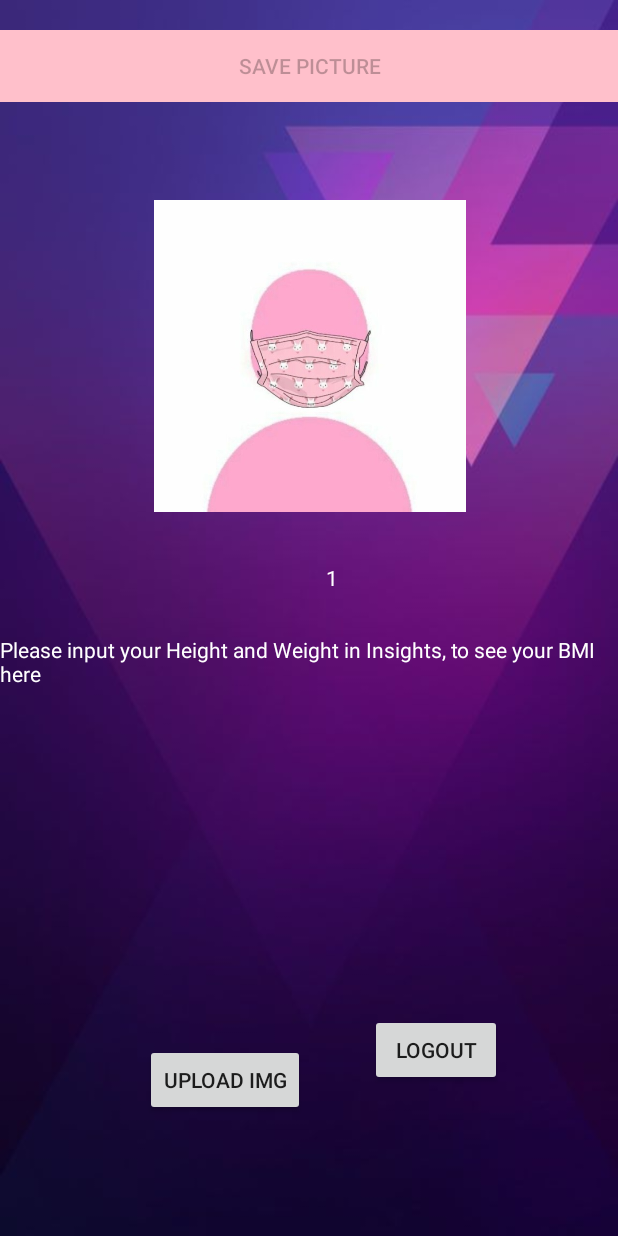
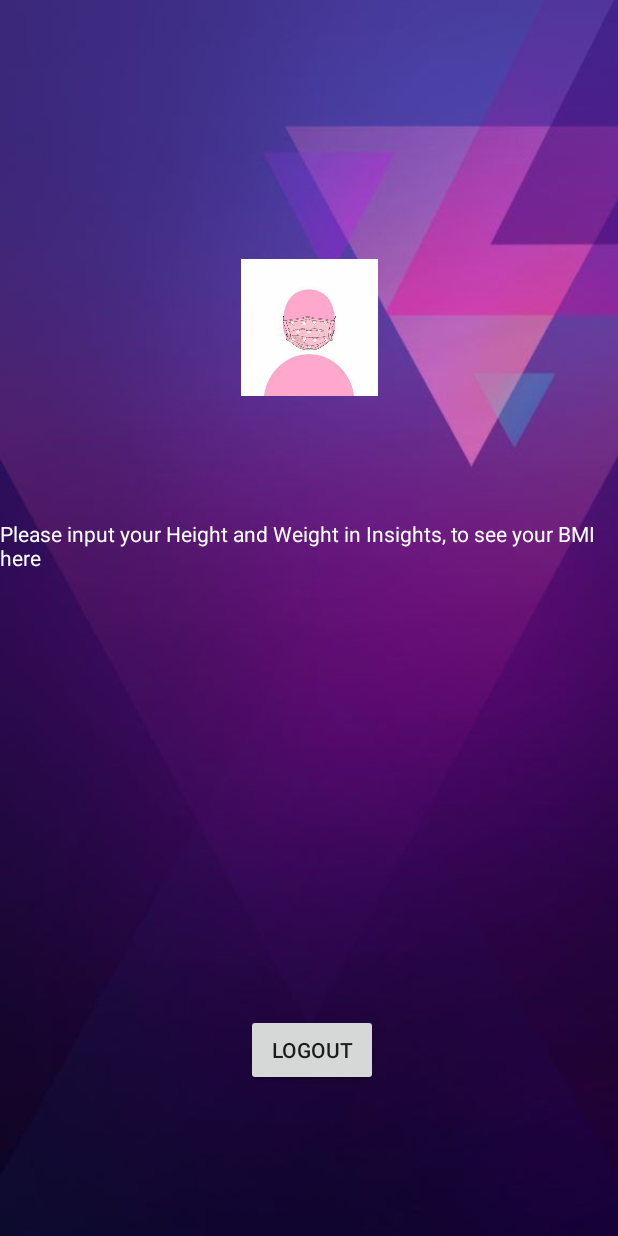
Before and after one commit to UNImakeup/Firebase, an Android app: the Profile screen opened directly, with no data from a screen before it, on a phone screen of 412 x 824 dp. Run offline under Robolectric (Android 15) with nearby library versions, the phone set to English and light mode, and no system bars; our stand-ins replace Firebase (no records; nobody signed in at launch, a user with empty details on screens opened directly).

Commit message:
Har lavet gemmeklasse, skal tilføje Authentication og layout. Skal også sætte gemmeklasser funktioner ind, men venter lige til efter kombinering. Vi er midtvejs i kombinering. Har fikset pushups. Magic place virker. Måske vise totalreps i profil. Ændre navn på settings, notifications. Har lavet difficulty. Alle udover magic place kan ikke vende.Layout virker på HomeNavigation. Tilføjet timer før på alle øvelser. Skal ændre teksten der står før. Bare fjerne hello world, samt plan på forside. Ellers done

```diff
--- a/app/src/main/java/com/example/firebase/Profile.java
+++ b/app/src/main/java/com/example/firebase/Profile.java
@@ -35,15 +35,8 @@ import java.io.IOException;
 import java.util.UUID;
 
 public class Profile extends AppCompatActivity {
-    FirebaseStorage storage;
-    StorageReference storageReference;
-    Button uploadProfilePic;
-    ImageView profilePic;
-    Button btnSave;
     private FirebaseAuth firebaseAuth;
 
-    private final int IMG_REQUEST_ID = 1;
-    private Uri imgUri;
 
 
     @Override
@@ -54,9 +47,6 @@ public class Profile extends AppCompatActivity {
         final TextView homeName = findViewById(R.id.homeName);
         final Button logoutBtn = findViewById(R.id.logoutButton);
         ImageView profilePic = findViewById(R.id.profilePic);
-        uploadProfilePic = findViewById(R.id.uploadImage);
-        btnSave = findViewById(R.id.btn_save);
-        btnSave.setEnabled(false);
         final TextView compStatus = findViewById(R.id.compStatus);
         firebaseAuth = FirebaseAuth.getInstance();
 
@@ -70,34 +60,7 @@ public class Profile extends AppCompatActivity {
         final DatabaseReference myRefComp = database[0].getReference("Competition");
         final User user1 = User.getInstance(this); //Context er ligegyldig, den henter alligevel i mainActivity
 
-
-        //Hvis pb findes på DB, set profilePic til det. Ellers hav knap hvor man kan hente det. Lige nu bare uploade.
-
-        FirebaseStorage storage = FirebaseStorage.getInstance();
-        StorageReference storageReference = storage.getReference();
-
-
-        //Burde nok fjerne det med profilbillede, da det ikke lige fungerer.
-        uploadProfilePic.setOnClickListener(new View.OnClickListener() {
-            @Override
-            public void onClick(View view) {
-                requestImage();
-            }
-        });
-
-        /*  gemmer billedet i firebase, når der bliver klikket på save.*/
-        btnSave.setOnClickListener(new View.OnClickListener() {
-            @Override
-            public void onClick(View v) {
-                //saveInFirebase();
-            }
-        });
-
-
         homeName.setText(firebaseAuth.getCurrentUser().getDisplayName()); //Virker med user.getuser og med firebaseAuth.getCurrentUser().getEmail() viser username
-
-        //Nedenstående skal tilføjes igen, fjernede for at teste.
-
 
         myRef.addListenerForSingleValueEvent(new ValueEventListener() {
             @Override
@@ -115,10 +78,6 @@ public class Profile extends AppCompatActivity {
             }
         });
 
-
-
-
-
         logoutBtn.setOnClickListener(new View.OnClickListener() {
             @Override
             public void onClick(View view) {
@@ -129,7 +88,6 @@ public class Profile extends AppCompatActivity {
                 startActivity(logoutIntent);
             }
         });
-
 
         myRef.addListenerForSingleValueEvent(new ValueEventListener() {
             int competitionID;
@@ -186,97 +144,9 @@ public class Profile extends AppCompatActivity {
                         }
                         }
             }
-
             @Override
             public void onCancelled(@NonNull DatabaseError databaseError) {
-
             }
         });
-
-
-
-
     }
-//Burde nok slettes
-    private void requestImage () {
-        Intent intent = new Intent(Intent.ACTION_GET_CONTENT);
-        intent.setType("image/*");
-        //intent.setAction(Intent.ACTION_GET_CONTENT);
-        //startActivityForResult(Intent.createChooser(intent,"select picture"), IMG_REQUEST_ID);
-        startActivityForResult(intent, IMG_REQUEST_ID);
-    }
-/*
-    private void saveInFirebase() {
-        if (imgUri != null) {
-
-            final ProgressDialog progressDialog = new ProgressDialog(this);
-            progressDialog.setTitle("Please Wait...");
-            progressDialog.show();
-            StorageReference reference = storageReference.child("picture/" + UUID.randomUUID().toString());
-
-            try {
-                reference.putFile(imgUri).addOnSuccessListener(new OnSuccessListener<UploadTask.TaskSnapshot>() {
-                    @Override
-                    public void onSuccess(UploadTask.TaskSnapshot taskSnapshot) {
-                        progressDialog.dismiss();
-                        Toast.makeText(Profile.this, "saved succesfully", Toast.LENGTH_SHORT).show();
-
-                    }
-                }).addOnFailureListener(new OnFailureListener() {
-                    @Override
-                    public void onFailure(@NonNull Exception e) {
-                        Toast.makeText(Profile.this, "error occurred" + e.getMessage(), Toast.LENGTH_SHORT).show();
-
-                    }
-                }).addOnProgressListener(new OnProgressListener<UploadTask.TaskSnapshot>() {
-                    @Override
-                    public void onProgress(@NonNull UploadTask.TaskSnapshot taskSnapshot) {
-                        double Progress = (100.0 * taskSnapshot.getBytesTransferred() / taskSnapshot.getTotalByteCount());
-                        progressDialog.setMessage("saved" + (int) Progress + "%");
-
-
-                        uploadProfilePic.setEnabled(true);
-                        btnSave.setEnabled(false);
-
-
-                    }
-                });
-            } catch (Exception e) {
-                e.printStackTrace();
-            }
         }
-    }
-
- */
-
-    @Override
-    protected void onActivityResult(int requestCode, int resultCode, @Nullable Intent data) {
-        super.onActivityResult(requestCode, resultCode, data);
-        if(requestCode == IMG_REQUEST_ID && resultCode == RESULT_OK/* && data != null && data.getData() != null*/) {
-            imgUri = data.getData();
-/*
-            try {
-                Bitmap bitmapImg = MediaStore.Images.Media.getBitmap(getContentResolver(), imgUri);
-
-                profilePic.setImageBitmap(bitmapImg);
-                uploadProfilePic.setEnabled(false);
-                btnSave.setEnabled(true);
-
-            } catch (IOException e) {
-                e.printStackTrace();
-            }
- */
-
-Uri imageData = data.getData();
-
-StorageReference imageName = storageReference.child("picture"+imageData.getLastPathSegment());
-
-imageName.putFile(imageData).addOnSuccessListener(new OnSuccessListener<UploadTask.TaskSnapshot>() {
-    @Override
-    public void onSuccess(UploadTask.TaskSnapshot taskSnapshot) {
-        Toast.makeText(Profile.this, "uploaded", Toast.LENGTH_SHORT).show();
-    }
-});
-        }
-    }
-}
--- a/app/src/main/res/layout/activity_profile.xml
+++ b/app/src/main/res/layout/activity_profile.xml
@@ -12,8 +12,8 @@
         android:layout_width="wrap_content"
         android:layout_height="wrap_content"
         android:layout_marginTop="48dp"
+        android:text="@string/homeName"
         android:textColor="@color/white"
-        android:text="@string/homeName"
         app:layout_constraintEnd_toEndOf="parent"
         app:layout_constraintStart_toStartOf="parent"
         app:layout_constraintTop_toTopOf="@+id/textView2" />
@@ -22,8 +22,8 @@
         android:id="@+id/logoutButton"
         android:layout_width="wrap_content"
         android:layout_height="wrap_content"
-        android:layout_marginEnd="77dp"
-        android:layout_marginRight="77dp"
+        android:layout_marginEnd="160dp"
+        android:layout_marginRight="160dp"
         android:layout_marginBottom="100dp"
         android:text="@string/logout"
         app:layout_constraintBottom_toBottomOf="parent"
@@ -31,24 +31,16 @@
 
     <ImageView
         android:id="@+id/profilePic"
-        android:layout_width="215dp"
-        android:layout_height="208dp"
+        android:layout_width="189dp"
+        android:layout_height="91dp"
         android:layout_marginTop="65dp"
+        android:layout_marginBottom="523dp"
+        app:layout_constraintBottom_toBottomOf="parent"
         app:layout_constraintEnd_toEndOf="parent"
         app:layout_constraintStart_toStartOf="parent"
-        app:layout_constraintTop_toBottomOf="@+id/btn_save"
+        app:layout_constraintTop_toBottomOf="@+id/compStatus"
         app:srcCompat="@drawable/profil" />
 
-    <Button
-        android:id="@+id/btn_save"
-        android:layout_width="0dp"
-        android:layout_height="wrap_content"
-        android:layout_marginTop="20dp"
-        android:background="#FFFFC0CB"
-        android:text="Save picture"
-        app:layout_constraintEnd_toEndOf="parent"
-        app:layout_constraintStart_toStartOf="parent"
-        app:layout_constraintTop_toTopOf="parent" />
 
     <TextView
         android:id="@+id/textView2"
@@ -61,32 +53,23 @@
         android:layout_marginRight="18dp"
         android:layout_marginBottom="48dp"
         android:textColor="@color/white"
-        android:text="1"
         app:layout_constraintBottom_toBottomOf="@+id/logoutButton"
         app:layout_constraintEnd_toStartOf="@+id/logoutButton"
-        app:layout_constraintStart_toEndOf="@+id/uploadImage"
+        app:layout_constraintStart_toEndOf="@+id/logoutButton"
         app:layout_constraintTop_toBottomOf="@+id/profilePic" />
 
-    <Button
-        android:id="@+id/uploadImage"
-        android:layout_width="wrap_content"
-        android:layout_height="wrap_content"
-        android:layout_marginTop="20dp"
-        android:layout_marginEnd="43dp"
-        android:layout_marginRight="43dp"
-        android:text="Upload IMG"
-        app:layout_constraintEnd_toStartOf="@+id/logoutButton"
-        app:layout_constraintTop_toBottomOf="@+id/textView2" />
 
     <TextView
         android:id="@+id/compStatus"
         android:layout_width="wrap_content"
         android:layout_height="wrap_content"
         android:layout_marginBottom="14dp"
+        android:text="@string/compStatus"
         android:textColor="@color/white"
-        android:text="@string/compStatus"
         app:layout_constraintBottom_toTopOf="@+id/profilePic"
         app:layout_constraintEnd_toEndOf="parent"
-        app:layout_constraintStart_toStartOf="parent" />
+        app:layout_constraintHorizontal_bias="0.501"
+        app:layout_constraintStart_toStartOf="parent"
+        app:layout_constraintTop_toTopOf="parent" />
 
 </androidx.constraintlayout.widget.ConstraintLayout>
```
